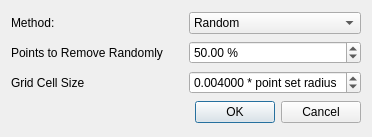
Before: the Qt Designer form Surface_reconstruction_points_3/demo/Surface_reconstruction_points_3/Point_set_demo/Point_set_demo_point_set_simplification_plugin.ui in CGAL/cgal, drawn with Qt 5.
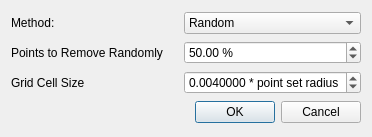
After: the same form once the commit is applied.

Commit message: Added Average Spacing algorithm to Qt Point Set demo

```diff
--- a/Surface_reconstruction_points_3/demo/Surface_reconstruction_points_3/Point_set_demo/Point_set_demo_point_set_simplification_plugin.ui
+++ b/Surface_reconstruction_points_3/demo/Surface_reconstruction_points_3/Point_set_demo/Point_set_demo_point_set_simplification_plugin.ui
@@ -76,13 +76,13 @@
       <string> * point set radius</string>
      </property>
      <property name="decimals" >
-      <number>6</number>
+      <number>7</number>
      </property>
      <property name="minimum" >
-      <double>0.001000000000000</double>
+      <double>0.000100000000000</double>
      </property>
      <property name="maximum" >
-      <double>0.010000000000000</double>
+      <double>1.000000000000000</double>
      </property>
      <property name="singleStep" >
       <double>0.001000000000000</double>
```
Left out of the diff: 2 changed lines with no effect on the pictures. The commit also changes 10 other files.
